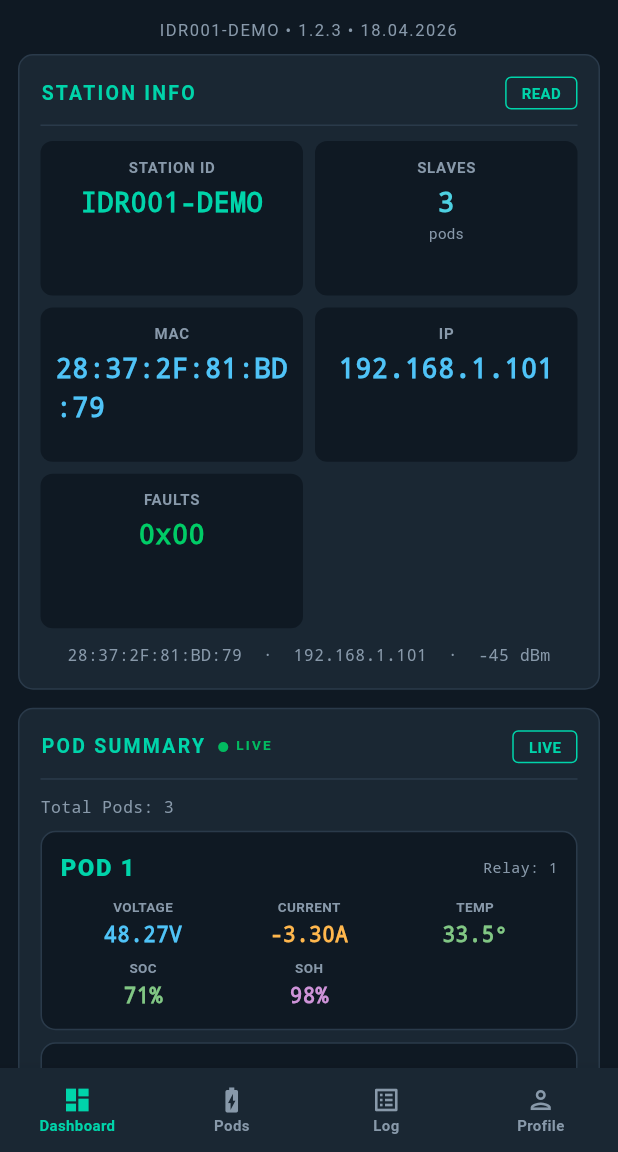
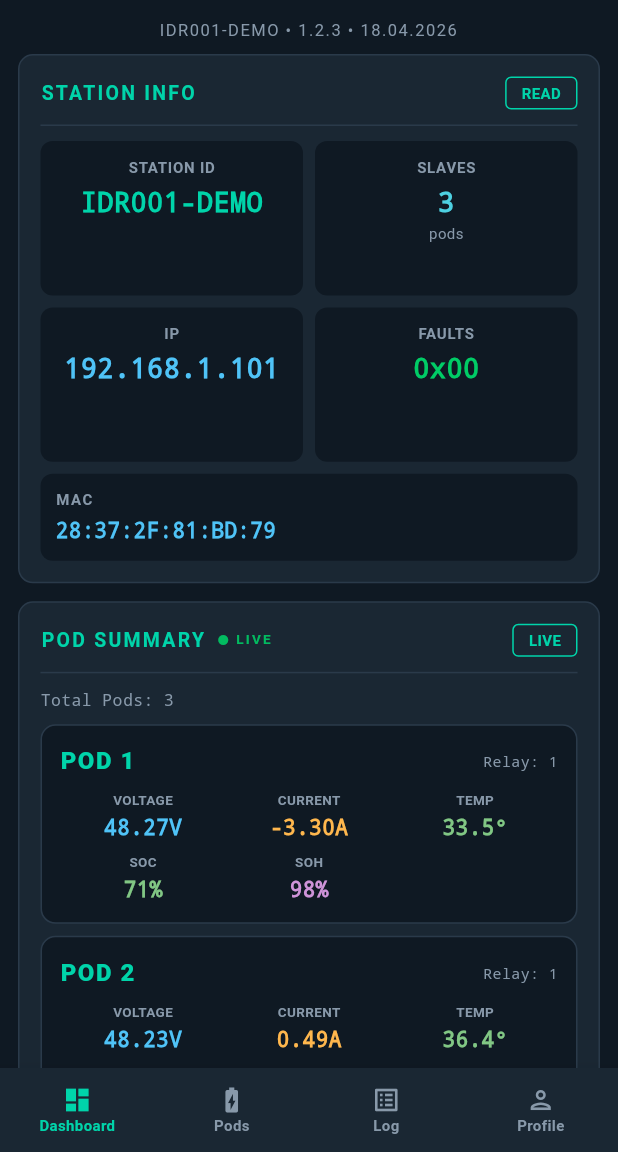
Before and after one commit to Tank-Jay/bss-gateway-monitor, a Flutter app: the screen it shows after launch, after a tap on "LOGIN", after a tap on "TRY DEMO MODE", on a phone screen of 412 x 824 dp, the part 84-1236 px from its top. Run offline on Flutter 3.47's test engine with Material 3 defaults, Android fonts, the phone set to English and light mode, and no system bars; our stand-ins replace flutter_blue_plus, package_info_plus, permission_handler, shared_preferences; network calls fail.

Commit message:
v1.0.2: MAC full-width row, remove MQTT User/Password
- Station Info: MAC moved to own full-width row (long hex was cramped in grid)
- Grid now shows Station ID, Slaves, IP, Faults
- Device Parameters: remove MQTT User and MQTT Password rows
- Bump version to 1.0.2+3

Co-Authored-By: Claude Opus 4.7 (1M context) <noreply@anthropic.com>

```diff
--- a/mobile_app/lib/main.dart
+++ b/mobile_app/lib/main.dart
@@ -1181,15 +1181,23 @@ class DashboardTab extends StatelessWidget {
                 children: [
                   _DataItem(label: 'Station ID', value: '${s['station_id'] ?? '--'}', color: Palette.accent),
                   _DataItem(label: 'Slaves', value: '${s['slaves'] ?? '--'}', unit: 'pods', color: Palette.cap),
-                  _DataItem(label: 'MAC', value: '${s['mac'] ?? '--'}', color: Palette.volt),
                   _DataItem(label: 'IP', value: '${s['ip'] ?? '--'}', color: Palette.volt),
                   _DataItem(label: 'Faults', value: '0x${(s['fault'] as num? ?? 0).toInt().toRadixString(16).toUpperCase().padLeft(2,'0')}',
                     color: (s['fault'] as num? ?? 0) == 0 ? Palette.success : Palette.danger),
                 ],
               ),
-              const SizedBox(height: 10),
-              Text('${s['mac'] ?? '--'}  ·  ${s['ip'] ?? '--'}  ·  ${s['wifi_rssi'] ?? '--'} dBm',
-                style: TextStyle(fontSize: 11, color: Palette.textDim, fontFamily: 'monospace'), textAlign: TextAlign.center),
+              const SizedBox(height: 8),
+              Container(
+                width: double.infinity,
+                padding: const EdgeInsets.all(10),
+                decoration: BoxDecoration(color: Palette.dataBg, borderRadius: BorderRadius.circular(8)),
+                child: Column(crossAxisAlignment: CrossAxisAlignment.start, children: [
+                  Text('MAC', style: TextStyle(fontSize: 10, color: Palette.textDim, fontWeight: FontWeight.w700, letterSpacing: 1)),
+                  const SizedBox(height: 4),
+                  Text('${s['mac'] ?? '--'}',
+                    style: TextStyle(fontSize: 14, color: Palette.volt, fontWeight: FontWeight.w700, fontFamily: 'monospace')),
+                ]),
+              ),
             ]),
           ),
           _Card(
@@ -1571,8 +1579,6 @@ class SettingsTab extends StatelessWidget {
                 _paramRow(context, 'WiFi Password', 'wifi_pass', ble.params!['wifi_pass'], Icons.lock, true),
                 _paramRow(context, 'MQTT Host', 'mqtt_host', ble.params!['mqtt_host'], Icons.cloud, false),
                 _paramRow(context, 'MQTT Port', 'mqtt_port', '${ble.params!['mqtt_port'] ?? '--'}', Icons.numbers, false, isNumeric: true),
-                _paramRow(context, 'MQTT User', 'mqtt_user', ble.params!['mqtt_user'], Icons.person, false),
-                _paramRow(context, 'MQTT Password', 'mqtt_pass', ble.params!['mqtt_pass'], Icons.lock, true),
                 const SizedBox(height: 10),
                 SizedBox(
                   width: double.infinity,
--- a/mobile_app/pubspec.yaml
+++ b/mobile_app/pubspec.yaml
@@ -1,7 +1,7 @@
 name: bss_gateway_monitor
 description: BSS IoT Gateway BLE Monitor — ESP32-S3
 publish_to: 'none'
-version: 1.0.1+2
+version: 1.0.2+3
 
 environment:
   sdk: '>=3.0.0 <4.0.0'
```
